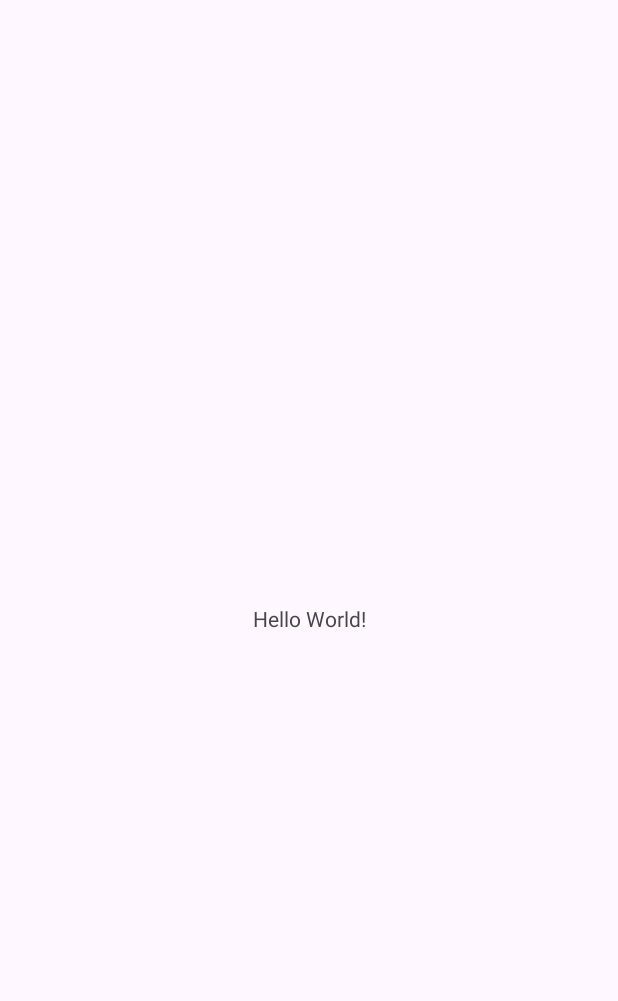
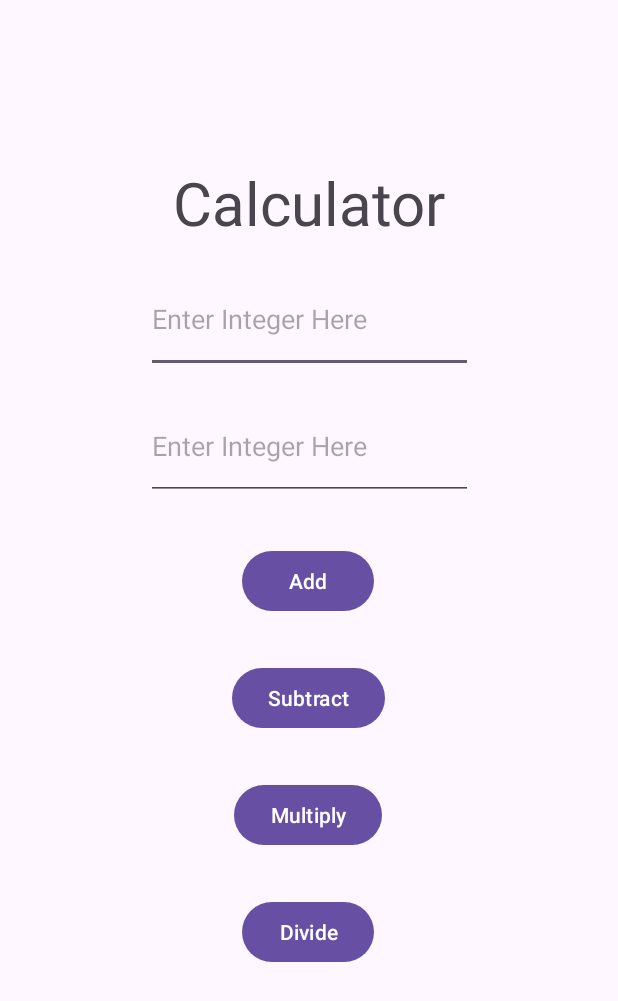
Before and after one commit to ayumahapat0/CalculatorApp, an Android app: the screen it shows after launch (MainActivity), on a phone screen of 412 x 824 dp. Before the commit the part shown is almost empty. Shown: the top 1001 px of the screen. Run offline under Robolectric (Android 15) with nearby library versions, the phone set to English and light mode, and no system bars.

Commit message:
created Calculator App

```diff
--- a/app/src/main/AndroidManifest.xml
+++ b/app/src/main/AndroidManifest.xml
@@ -13,6 +13,9 @@
         android:theme="@style/Theme.CalculatorApp"
         tools:targetApi="31">
         <activity
+            android:name=".CalculatorResult"
+            android:exported="false" />
+        <activity
             android:name=".MainActivity"
             android:exported="true">
             <intent-filter>
--- a/app/src/main/java/com/cs407/calculatorapp/MainActivity.kt
+++ b/app/src/main/java/com/cs407/calculatorapp/MainActivity.kt
@@ -1,6 +1,9 @@
 package com.cs407.calculatorapp
 
+import android.content.Intent
 import android.os.Bundle
+import android.widget.Button
+import android.widget.EditText
 import androidx.activity.enableEdgeToEdge
 import androidx.appcompat.app.AppCompatActivity
 import androidx.core.view.ViewCompat
@@ -16,5 +19,59 @@ class MainActivity : AppCompatActivity() {
             v.setPadding(systemBars.left, systemBars.top, systemBars.right, systemBars.bottom)
             insets
         }
+
+        val operandOne = findViewById<EditText>(R.id.operandOne)
+        val operandTwo = findViewById<EditText>(R.id.operandTwo)
+
+        val addButton = findViewById<Button>(R.id.addButton)
+        val subtractButton = findViewById<Button>(R.id.subtractButton)
+        val multiplyButton = findViewById<Button>(R.id.multiplyButton)
+        val divideButton = findViewById<Button>(R.id.divisionButton)
+
+        val intent = Intent(this, CalculatorResult::class.java)
+
+
+        // Add Button handler
+        addButton.setOnClickListener(){
+            val num1 = operandOne.text.toString().toInt()
+            val num2 = operandTwo.text.toString().toInt()
+            var result = num1 + num2
+            intent.putExtra("EXTRA_MESSAGE", result.toString())
+            startActivity(intent)
+
+        }
+
+        // Subtract Button handler
+        subtractButton.setOnClickListener(){
+            val num1 = operandOne.text.toString().toInt()
+            val num2 = operandTwo.text.toString().toInt()
+            val result = num1 - num2
+            intent.putExtra("EXTRA_MESSAGE", result.toString())
+            startActivity(intent)
+        }
+
+        // Multiply Button handler
+        multiplyButton.setOnClickListener(){
+            val num1 = operandOne.text.toString().toInt()
+            val num2 = operandTwo.text.toString().toInt()
+            val result = num1 * num2
+            intent.putExtra("EXTRA_MESSAGE", result.toString())
+            startActivity(intent)
+        }
+
+        // Divide Button handler
+        divideButton.setOnClickListener(){
+            val num1 = operandOne.text.toString().toInt()
+            val num2 = operandTwo.text.toString().toInt()
+            if (num2 == 0){
+                val result = "Can't divide a number by zero"
+                intent.putExtra("EXTRA_MESSAGE", result)
+            }
+            else{
+                val result = num1.toDouble() / num2
+                intent.putExtra("EXTRA_MESSAGE", result.toString())
+            }
+            startActivity(intent)
+        }
     }
 }
--- a/app/src/main/res/layout/activity_main.xml
+++ b/app/src/main/res/layout/activity_main.xml
@@ -7,13 +7,94 @@
     android:layout_height="match_parent"
     tools:context=".MainActivity">
 
+
+
+
     <TextView
+        android:id="@+id/textViewCalc"
         android:layout_width="wrap_content"
         android:layout_height="wrap_content"
-        android:text="Hello World!"
+        android:text="@string/calulator"
+        android:textSize="40sp"
+        app:layout_constraintLeft_toLeftOf="parent"
         app:layout_constraintBottom_toBottomOf="parent"
+        app:layout_constraintRight_toRightOf="parent"
+        app:layout_constraintTop_toTopOf="parent"
+        app:layout_constraintHorizontal_bias="0.5"
+        app:layout_constraintVertical_bias="0.14" />
+
+    <EditText
+        android:id="@+id/operandOne"
+        android:layout_width="218dp"
+        android:layout_height="71dp"
+        android:layout_marginTop="15dp"
+        android:autofillHints="integer"
+        android:ems="10"
+        android:hint="@string/enter_integer_here"
+        android:inputType="number"
         app:layout_constraintEnd_toEndOf="parent"
+        app:layout_constraintHorizontal_bias="0.5"
         app:layout_constraintStart_toStartOf="parent"
-        app:layout_constraintTop_toTopOf="parent" />
+        app:layout_constraintTop_toBottomOf="@id/textViewCalc" />
+
+    <EditText
+        android:id="@+id/operandTwo"
+        android:layout_width="218dp"
+        android:layout_height="71dp"
+        android:layout_marginTop="100dp"
+        android:autofillHints="integer"
+        android:ems="10"
+        android:hint="@string/enter_integer_here"
+        android:inputType="number"
+        app:layout_constraintEnd_toEndOf="parent"
+        app:layout_constraintHorizontal_bias="0.502"
+        app:layout_constraintStart_toStartOf="parent"
+        app:layout_constraintTop_toBottomOf="@id/textViewCalc" />
+
+    <Button
+        android:id="@+id/addButton"
+        android:layout_width="wrap_content"
+        android:layout_height="wrap_content"
+        android:layout_marginTop="30dp"
+        android:text="@string/add"
+        app:layout_constraintEnd_toEndOf="parent"
+        app:layout_constraintHorizontal_bias="0.498"
+        app:layout_constraintStart_toStartOf="parent"
+        app:layout_constraintTop_toBottomOf="@id/operandTwo" />
+
+    <Button
+        android:id="@+id/subtractButton"
+        android:layout_width="wrap_content"
+        android:layout_height="wrap_content"
+        android:layout_marginTop="30dp"
+        android:text="@string/subtract"
+        app:layout_constraintEnd_toEndOf="parent"
+        app:layout_constraintHorizontal_bias="0.498"
+        app:layout_constraintStart_toStartOf="parent"
+        app:layout_constraintTop_toBottomOf="@id/addButton" />
+
+    <Button
+        android:id="@+id/multiplyButton"
+        android:layout_width="wrap_content"
+        android:layout_height="wrap_content"
+        android:layout_marginTop="30dp"
+        android:text="@string/multiply"
+        app:layout_constraintEnd_toEndOf="parent"
+        app:layout_constraintHorizontal_bias="0.498"
+        app:layout_constraintStart_toStartOf="parent"
+        app:layout_constraintTop_toBottomOf="@id/subtractButton" />
+
+    <Button
+        android:id="@+id/divisionButton"
+        android:layout_width="wrap_content"
+        android:layout_height="wrap_content"
+        android:layout_marginTop="30dp"
+        android:text="@string/divide"
+        app:layout_constraintEnd_toEndOf="parent"
+        app:layout_constraintHorizontal_bias="0.498"
+        app:layout_constraintStart_toStartOf="parent"
+        app:layout_constraintTop_toBottomOf="@id/multiplyButton" />
+
+
 
 </androidx.constraintlayout.widget.ConstraintLayout>
--- a/app/src/main/res/values/strings.xml
+++ b/app/src/main/res/values/strings.xml
@@ -1,3 +1,9 @@
 <resources>
     <string name="app_name">CalculatorApp</string>
+    <string name="calulator">Calculator</string>
+    <string name="enter_integer_here">Enter Integer Here</string>
+    <string name="add">Add</string>
+    <string name="subtract">Subtract</string>
+    <string name="multiply">Multiply</string>
+    <string name="divide">Divide</string>
 </resources>
```
Also changed, not shown: app/src/main/java/com/cs407/calculatorapp/CalculatorResult.kt (added, +26 -0 lines), app/src/main/res/layout/activity_calculator_result.xml (added, +23 -0 lines).
